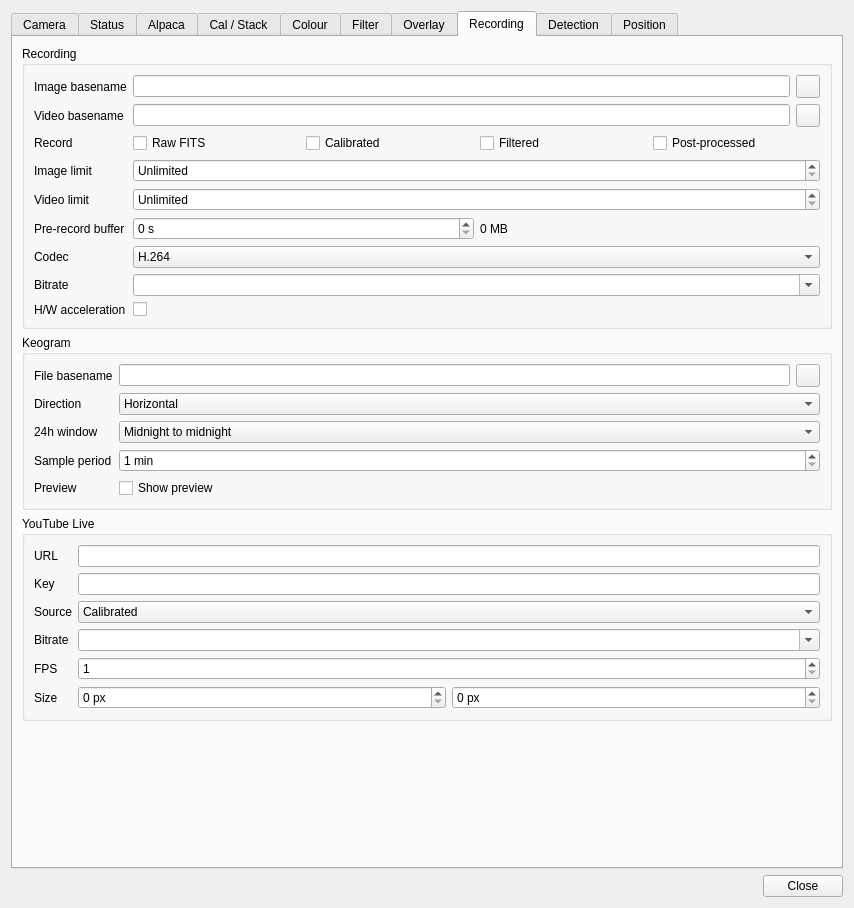
The window that plugins/feature/camera/camerasettingsdialog.ui (srcejon/sdrangel) describes before a commit, drawn with Qt 5.
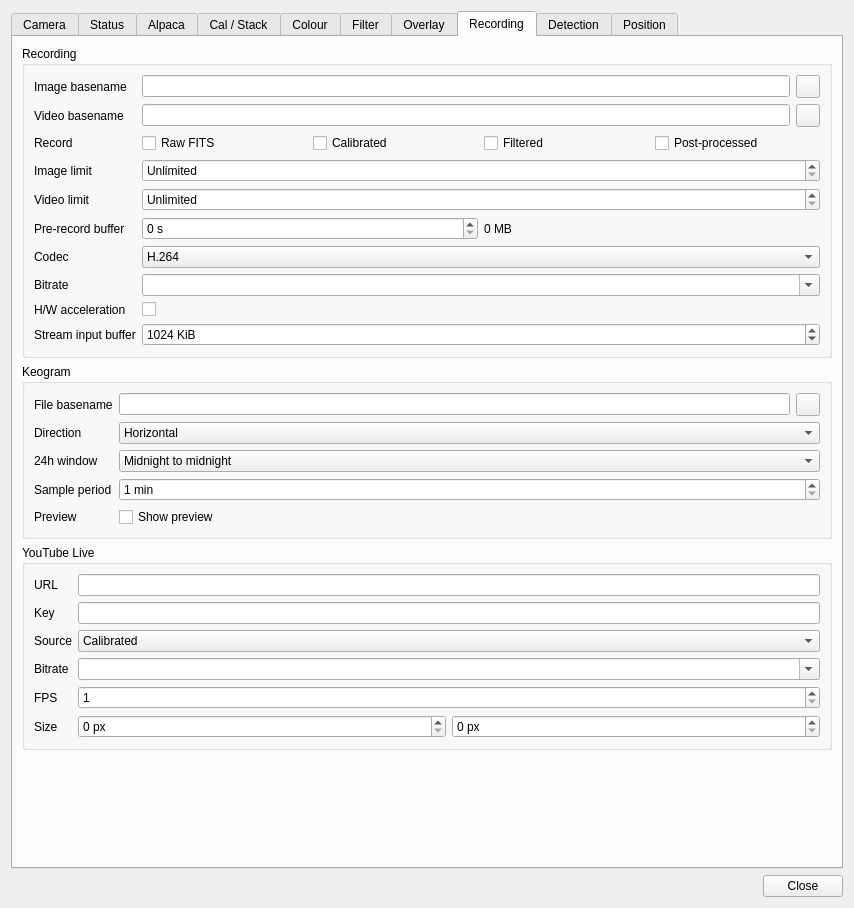
The same window after the commit. The open tabs and pages were chosen to show the change. Icons and pictures are not drawn. Custom widgets are drawn as their Qt base class.

Commit message: Add camera stream input buffer setting

```diff
--- a/plugins/feature/camera/camerasettingsdialog.ui
+++ b/plugins/feature/camera/camerasettingsdialog.ui
@@ -4093,6 +4093,35 @@
             </property>
            </widget>
           </item>
+          <item row="9" column="0">
+           <widget class="QLabel" name="streamInputBufferSizeLabel">
+            <property name="text">
+             <string>Stream input buffer</string>
+            </property>
+           </widget>
+          </item>
+          <item row="9" column="1">
+           <widget class="QSpinBox" name="streamInputBufferSizeSpin">
+            <property name="toolTip">
+             <string>FFmpeg input/protocol buffer size for stream: sources</string>
+            </property>
+            <property name="suffix">
+             <string> KiB</string>
+            </property>
+            <property name="minimum">
+             <number>64</number>
+            </property>
+            <property name="maximum">
+             <number>65536</number>
+            </property>
+            <property name="singleStep">
+             <number>256</number>
+            </property>
+            <property name="value">
+             <number>1024</number>
+            </property>
+           </widget>
+          </item>
          </layout>
         </widget>
        </item>
```
The commit also changes 8 other files.
